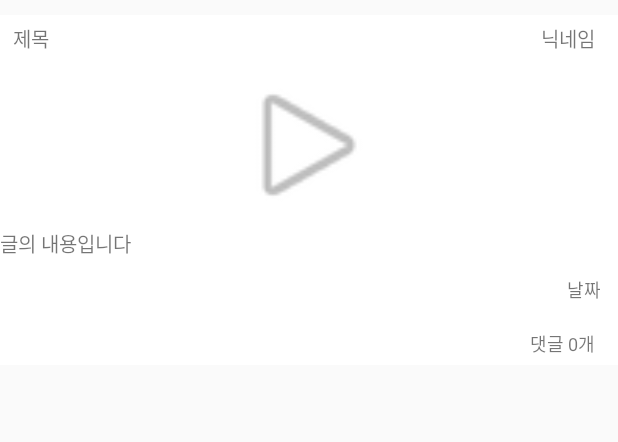
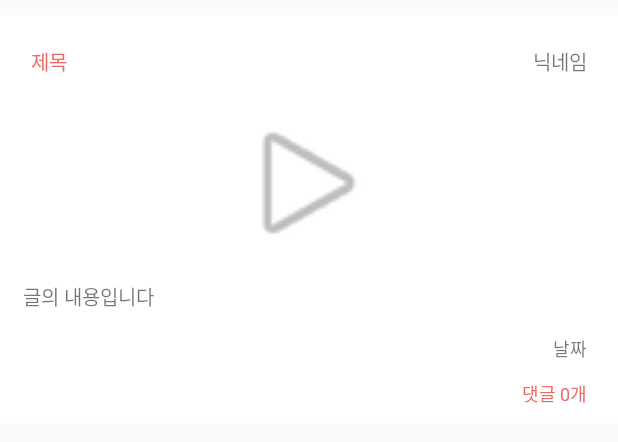
Before and after one commit to AjouUniv-SocialAppProject-2017/enterview, an Android app: the layout item_board.xml on its own in the app's theme, with its tools: preview values and no code run, on a phone screen of 412 x 824 dp. Shown: the top 442 px of the screen. Run offline under Robolectric (Android 15) with nearby library versions, the phone set to English and light mode, and no system bars.

Commit message:
11월21일 시작commit

```diff
--- a/MyApplication/app/src/main/res/layout/item_board.xml
+++ b/MyApplication/app/src/main/res/layout/item_board.xml
@@ -5,7 +5,7 @@
     android:layout_height="wrap_content"
     android:layout_marginTop = "10dip"
     android:background="#FFFFFF"
-   >
+    android:padding="5dip">
 
     <RelativeLayout
         android:layout_width="match_parent"
@@ -16,8 +16,9 @@
             android:id="@+id/proud_title"
             android:layout_width="wrap_content"
             android:layout_height="wrap_content"
-            android:layout_marginLeft="3dip"
+            android:padding="10dip"
             android:text="제목"
+            android:textColor="@color/colorPrimary"
             android:textSize="13dip" />
 
         <TextView
@@ -26,7 +27,7 @@
             android:id = "@+id/proud_name"
             android:textSize = "13dip"
             android:layout_alignParentRight="true"
-            android:layout_marginRight="10dip"
+            android:padding="10dip"
             android:text = "닉네임"/>
 
     </RelativeLayout>
@@ -51,6 +52,7 @@
         android:id="@+id/proud_desc"
         android:layout_width="match_parent"
         android:layout_height="wrap_content"
+        android:padding="10dip"
         android:layout_alignParentLeft="true"
         android:layout_alignParentStart="true"
         android:layout_alignTop="@+id/proud_imageL"
@@ -65,7 +67,7 @@
         android:id="@+id/proud_date"
         android:layout_width="wrap_content"
         android:layout_height="wrap_content"
-        android:layout_margin="6dip"
+        android:layout_marginRight="10dip"
         android:layout_alignParentRight="true"
         android:text="날짜"
         android:textSize="12dip" />
@@ -90,6 +92,7 @@
             android:layout_marginRight="10dip"
             android:clickable="true"
             android:text="댓글 0개"
+            android:textColor="@color/colorPrimary"
             android:textSize="12dip" />
 
     </RelativeLayout>
```
Also changed, not shown: MyApplication/app/src/main/java/com/example/ajou/myapplication/BoardDetailActivity.java (+16 -14 lines), MyApplication/app/src/main/res/layout/my_page.xml (+2 -6 lines).
